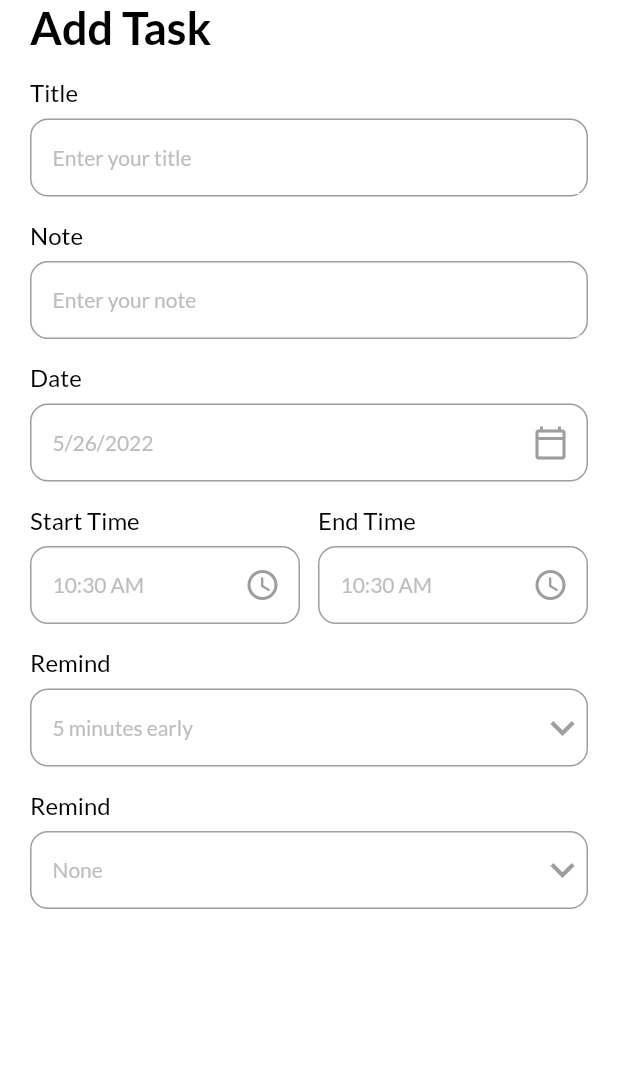
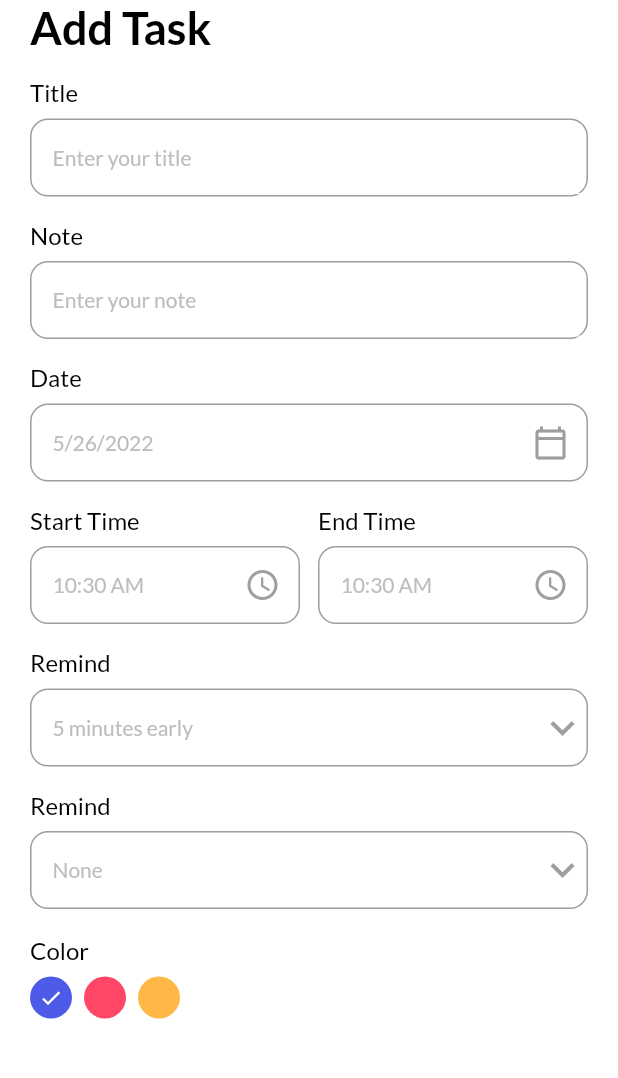
Before and after one commit to haikallf/flutter-todoapp, a Flutter app: the AddTaskPage screen opened directly, on a phone screen of 412 x 824 dp, the part 84-1162 px from its top. Run offline on Flutter 3.47's test engine with Material 2 defaults, Android fonts, the phone set to English and light mode, and no system bars; our stand-ins replace date_picker_timeline, flutter_local_notifications, get, get_storage, google_fonts, timezone; accounts and stored records are empty.

Commit message:
add color logic

```diff
--- a/lib/ui/add_task_bar.dart
+++ b/lib/ui/add_task_bar.dart
@@ -1,3 +1,4 @@
+import 'package:flutter/cupertino.dart';
 import 'package:flutter/material.dart';
 import 'package:get/get.dart';
 import 'package:todoapp/ui/theme.dart';
@@ -29,6 +30,7 @@ class _AddTaskPageState extends State<AddTaskPage> {
     "Weekly",
     "Monthly"
   ];
+  int _selectedColor = 0;
 
   @override
   Widget build(BuildContext context) {
@@ -110,7 +112,43 @@ class _AddTaskPageState extends State<AddTaskPage> {
                     _selectedRepeat = newValue!;
                   });
                 },
-              ),)
+              ),),
+              SizedBox(height: 18),
+              Row(
+                children: [
+                  Column(
+                    crossAxisAlignment: CrossAxisAlignment.start,
+                    children: [
+                      Text("Color", style: titleStyle,),
+                      SizedBox(height: 8.0),
+                      Wrap(
+                        children:
+                          List<Widget>.generate(
+                            3,
+                            (int index) {
+                              return GestureDetector(
+                                onTap: () {
+                                  setState(() {
+                                    _selectedColor = index;
+                                  });
+                                },
+                                child: Padding(
+                                  padding: EdgeInsets.only(right: 8.0),
+                                  child: CircleAvatar(
+                                    radius: 14,
+                                    backgroundColor: index == 0 ? primaryClr : index == 1 ? pinkClr : yellowClr,
+                                    child: _selectedColor == index ? Icon(Icons.done, color: Colors.white, size: 16) : Container(),
+                                  ),
+                                ),
+                              );
+                            }
+                          )
+                        ,
+                      )
+                    ],
+                  )
+                ],
+              )
             ],
           ),
         ),
```
